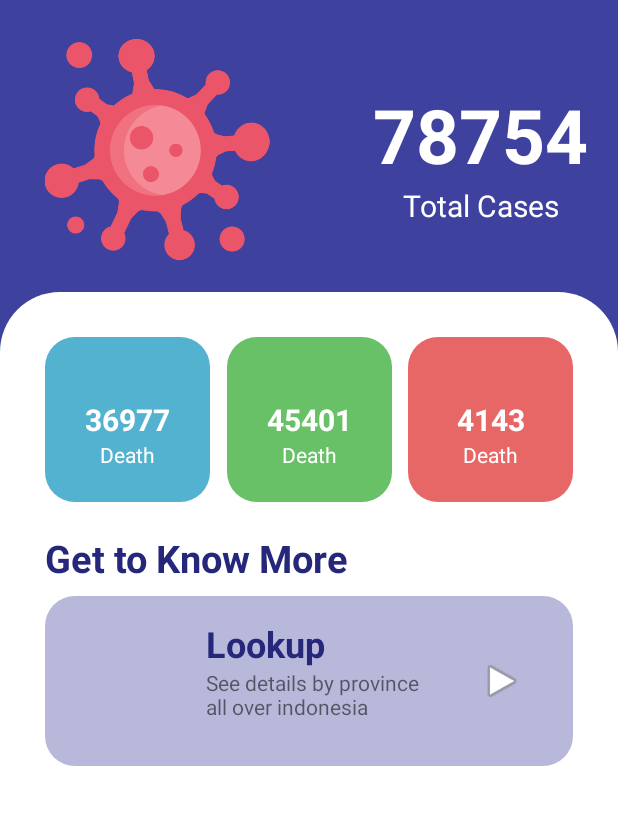
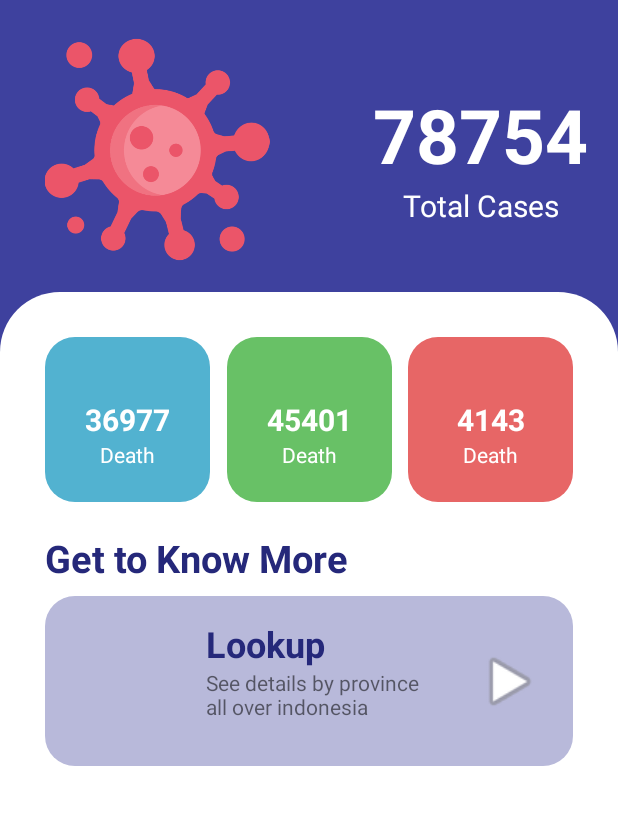
Before and after one commit to randiadiel/bncc-application-gojek-bootcamp, an Android app: the screen it shows after launch (MainActivity), on a phone screen of 412 x 824 dp, the part 159-984 px from its top. Run offline under Robolectric (Android 15) with nearby library versions, the phone set to English and light mode, and no system bars.

Commit message:
Create Intent for LookupActivity from MainActivity

```diff
--- a/app/src/main/AndroidManifest.xml
+++ b/app/src/main/AndroidManifest.xml
@@ -9,6 +9,8 @@
         android:roundIcon="@mipmap/ic_launcher_round"
         android:supportsRtl="true"
         android:theme="@style/AppTheme">
+        <activity android:name=".LookupActivity"></activity>
+        <activity android:name=".SecondActivity" />
         <activity android:name=".MainActivity">
             <intent-filter>
                 <action android:name="android.intent.action.MAIN" />
--- a/app/src/main/res/layout/activity_main.xml
+++ b/app/src/main/res/layout/activity_main.xml
@@ -227,15 +227,16 @@
                 app:layout_constraintStart_toStartOf="@+id/textView8"
                 app:layout_constraintTop_toBottomOf="@+id/textView8" />
 
-            <ImageView
-                android:id="@+id/imageView3"
-                android:layout_width="wrap_content"
-                android:layout_height="wrap_content"
-                android:layout_marginEnd="16dp"
+            <Button
+                android:id="@+id/btn_lookup"
+                android:layout_width="45dp"
+                android:layout_height="47dp"
+                android:layout_marginEnd="4dp"
+                android:background="@android:drawable/ic_media_play"
                 app:layout_constraintBottom_toBottomOf="parent"
                 app:layout_constraintEnd_toEndOf="parent"
-                app:layout_constraintTop_toTopOf="parent"
-                app:srcCompat="@android:drawable/ic_media_play" />
+                app:layout_constraintTop_toTopOf="parent" />
+
         </androidx.constraintlayout.widget.ConstraintLayout>
 
     </androidx.constraintlayout.widget.ConstraintLayout>
```
Also changed, not shown: app/src/main/java/com/example/bnccapplication/LookupActivity.kt (added, +11 -0 lines), app/src/main/java/com/example/bnccapplication/MainActivity.kt (+24 -0 lines), app/src/main/java/com/example/bnccapplication/SecondActivity.kt (added, +11 -0 lines), app/src/main/res/layout/activity_lookup.xml (added, +9 -0 lines), app/src/main/res/drawable-v24/global_map.png (renamed from app/src/main/res/drawable-v24/global-map.png), app/src/main/res/layout/activity_second.xml (renamed from app/src/main/res/layout/activity_main2.xml).
